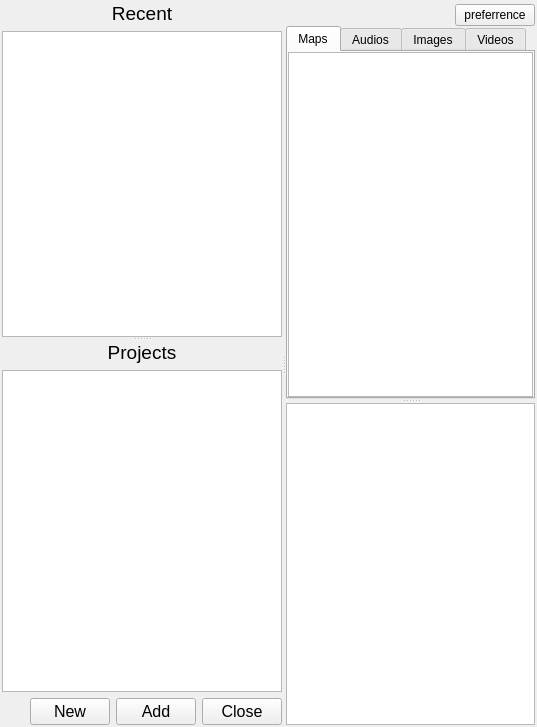
Old version of the form src/ui/project/projectmanager.ui in the repository xiangCaO233/MusicMapMaker.
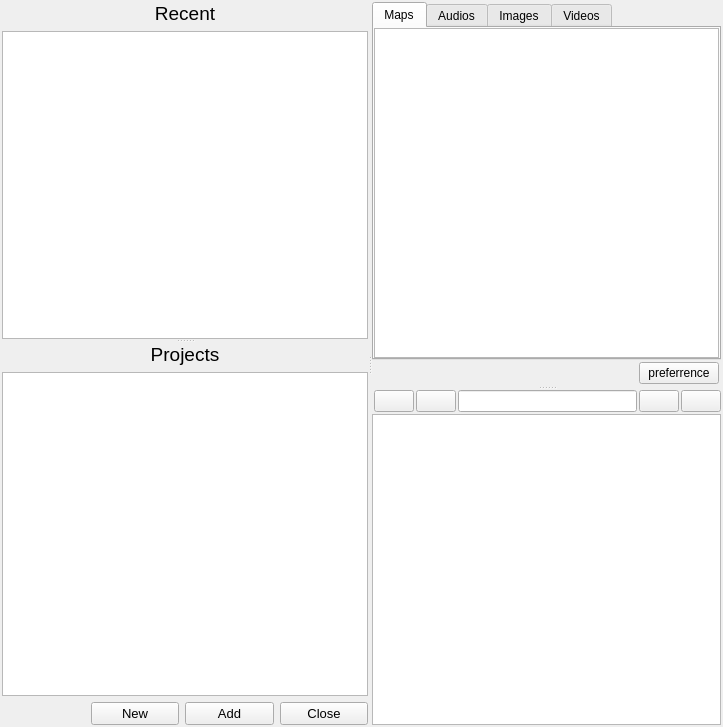
New version of the form. Icons and pictures are not drawn.

What changed in the file:
```diff
--- a/src/ui/project/projectmanager.ui
+++ b/src/ui/project/projectmanager.ui
@@ -6,7 +6,7 @@
    <rect>
     <x>0</x>
     <y>0</y>
-    <width>537</width>
+    <width>723</width>
     <height>727</height>
    </rect>
   </property>
@@ -97,9 +97,15 @@
           </item>
           <item>
            <widget class="QPushButton" name="create_project_button">
+            <property name="sizePolicy">
+             <sizepolicy hsizetype="MinimumExpanding" vsizetype="Fixed">
+              <horstretch>0</horstretch>
+              <verstretch>0</verstretch>
+             </sizepolicy>
+            </property>
             <property name="font">
              <font>
-              <pointsize>12</pointsize>
+              <pointsize>10</pointsize>
              </font>
             </property>
             <property name="text">
@@ -109,9 +115,15 @@
           </item>
           <item>
            <widget class="QPushButton" name="add_project_button">
+            <property name="sizePolicy">
+             <sizepolicy hsizetype="MinimumExpanding" vsizetype="Fixed">
+              <horstretch>0</horstretch>
+              <verstretch>0</verstretch>
+             </sizepolicy>
+            </property>
             <property name="font">
              <font>
-              <pointsize>12</pointsize>
+              <pointsize>10</pointsize>
              </font>
             </property>
             <property name="text">
@@ -121,9 +133,15 @@
           </item>
           <item>
            <widget class="QPushButton" name="close_project_button">
+            <property name="sizePolicy">
+             <sizepolicy hsizetype="MinimumExpanding" vsizetype="Fixed">
+              <horstretch>0</horstretch>
+              <verstretch>0</verstretch>
+             </sizepolicy>
+            </property>
             <property name="font">
              <font>
-              <pointsize>12</pointsize>
+              <pointsize>10</pointsize>
              </font>
             </property>
             <property name="text">
@@ -145,60 +163,25 @@
         <number>0</number>
        </property>
        <property name="topMargin">
-        <number>2</number>
-       </property>
-       <property name="rightMargin">
         <number>0</number>
        </property>
-       <property name="bottomMargin">
-        <number>0</number>
-       </property>
-       <item>
-        <widget class="QWidget" name="preference_widget" native="true">
-         <layout class="QHBoxLayout" name="horizontalLayout_2">
-          <property name="spacing">
-           <number>0</number>
-          </property>
-          <property name="leftMargin">
-           <number>0</number>
-          </property>
-          <property name="topMargin">
-           <number>0</number>
-          </property>
           <property name="rightMargin">
            <number>0</number>
           </property>
           <property name="bottomMargin">
            <number>0</number>
           </property>
-          <item>
-           <spacer name="horizontalSpacer_2">
-            <property name="orientation">
-             <enum>Qt::Orientation::Horizontal</enum>
-            </property>
-            <property name="sizeHint" stdset="0">
-             <size>
-              <width>163</width>
-              <height>20</height>
-             </size>
-            </property>
-           </spacer>
-          </item>
-          <item>
-           <widget class="QPushButton" name="preference_button">
-            <property name="text">
-             <string>preferrence</string>
-            </property>
-           </widget>
-          </item>
-         </layout>
-        </widget>
-       </item>
        <item>
         <widget class="QSplitter" name="project_content_splitter">
          <property name="orientation">
           <enum>Qt::Orientation::Vertical</enum>
          </property>
+         <widget class="QWidget" name="layoutWidget">
+          <layout class="QVBoxLayout" name="project_widget">
+           <property name="spacing">
+            <number>0</number>
+           </property>
+           <item>
          <widget class="QTabWidget" name="project_tabWidget">
           <property name="currentIndex">
            <number>0</number>
@@ -304,8 +287,118 @@
            </layout>
           </widget>
          </widget>
+           </item>
+           <item>
+            <widget class="QWidget" name="preference_widget" native="true">
+             <layout class="QHBoxLayout" name="horizontalLayout_2">
+              <property name="spacing">
+               <number>0</number>
+              </property>
+              <property name="leftMargin">
+               <number>0</number>
+              </property>
+              <property name="topMargin">
+               <number>2</number>
+              </property>
+              <property name="rightMargin">
+               <number>2</number>
+              </property>
+              <property name="bottomMargin">
+               <number>2</number>
+              </property>
+              <item>
+               <spacer name="horizontalSpacer_2">
+                <property name="orientation">
+                 <enum>Qt::Orientation::Horizontal</enum>
+                </property>
+                <property name="sizeHint" stdset="0">
+                 <size>
+                  <width>163</width>
+                  <height>20</height>
+                 </size>
+                </property>
+               </spacer>
+              </item>
+              <item>
+               <widget class="QPushButton" name="preference_button">
+                <property name="text">
+                 <string>preferrence</string>
+                </property>
+               </widget>
+              </item>
+             </layout>
+            </widget>
+           </item>
+          </layout>
+         </widget>
+         <widget class="QWidget" name="layoutWidget">
+          <layout class="QVBoxLayout" name="browse_widget">
+           <property name="spacing">
+            <number>2</number>
+           </property>
+           <item>
+            <layout class="QHBoxLayout" name="address_ayout">
+             <property name="spacing">
+              <number>2</number>
+             </property>
+             <property name="leftMargin">
+              <number>2</number>
+             </property>
+             <item>
+              <widget class="QPushButton" name="previous_path_button">
+               <property name="text">
+                <string/>
+               </property>
+               <property name="icon">
+                <iconset resource="../../../resources/glsrcs.qrc">
+                 <normaloff>:/icons/angle-left.svg</normaloff>:/icons/angle-left.svg</iconset>
+               </property>
+              </widget>
+             </item>
+             <item>
+              <widget class="QPushButton" name="parent_path_button">
+               <property name="text">
+                <string/>
+               </property>
+               <property name="icon">
+                <iconset resource="../../../resources/glsrcs.qrc">
+                 <normaloff>:/icons/long-arrow-alt-up.svg</normaloff>:/icons/long-arrow-alt-up.svg</iconset>
+               </property>
+              </widget>
+             </item>
+             <item>
+              <widget class="QLineEdit" name="address_lineedit"/>
+             </item>
+             <item>
+              <widget class="QPushButton" name="next_path_button">
+               <property name="text">
+                <string/>
+               </property>
+               <property name="icon">
+                <iconset resource="../../../resources/glsrcs.qrc">
+                 <normaloff>:/icons/angle-right.svg</normaloff>:/icons/angle-right.svg</iconset>
+               </property>
+              </widget>
+             </item>
+             <item>
+              <widget class="QPushButton" name="browse_button">
+               <property name="text">
+                <string/>
+               </property>
+               <property name="icon">
+                <iconset resource="../../../resources/glsrcs.qrc">
+                 <normaloff>:/icons/folder-open.svg</normaloff>:/icons/folder-open.svg</iconset>
+               </property>
+              </widget>
+             </item>
+            </layout>
+           </item>
+           <item>
          <widget class="QTreeView" name="project_browser"/>
-        </widget>
+           </item>
+          </layout>
+         </widget>
+        </widget>
        </item>
       </layout>
      </widget>
```
Left out of the diff: 4 changed lines with no effect on the pictures. Lines whose indentation alone changed are shown as unchanged.
